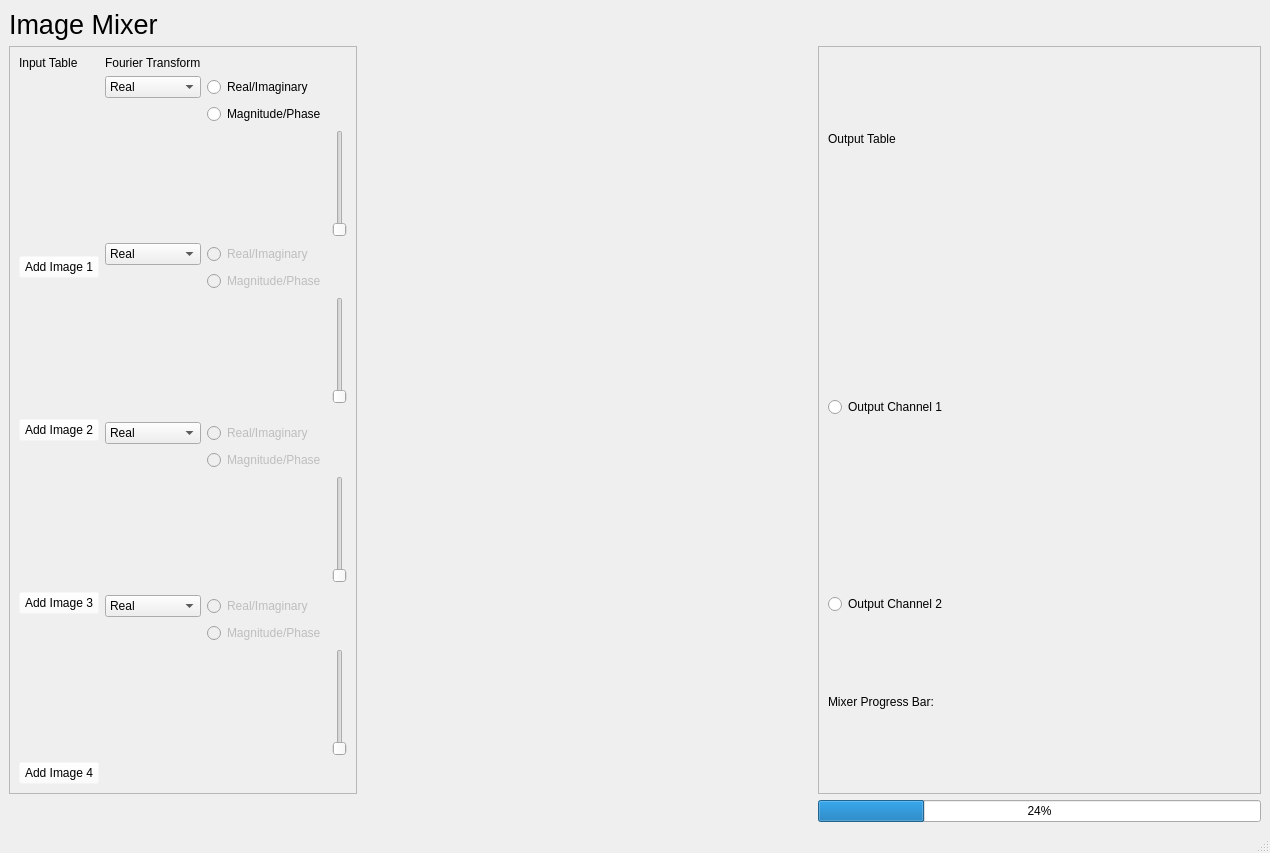
First picture: the form in untitled.ui, repository mohandemadx/Image_Mixer_DSP, before the edit.
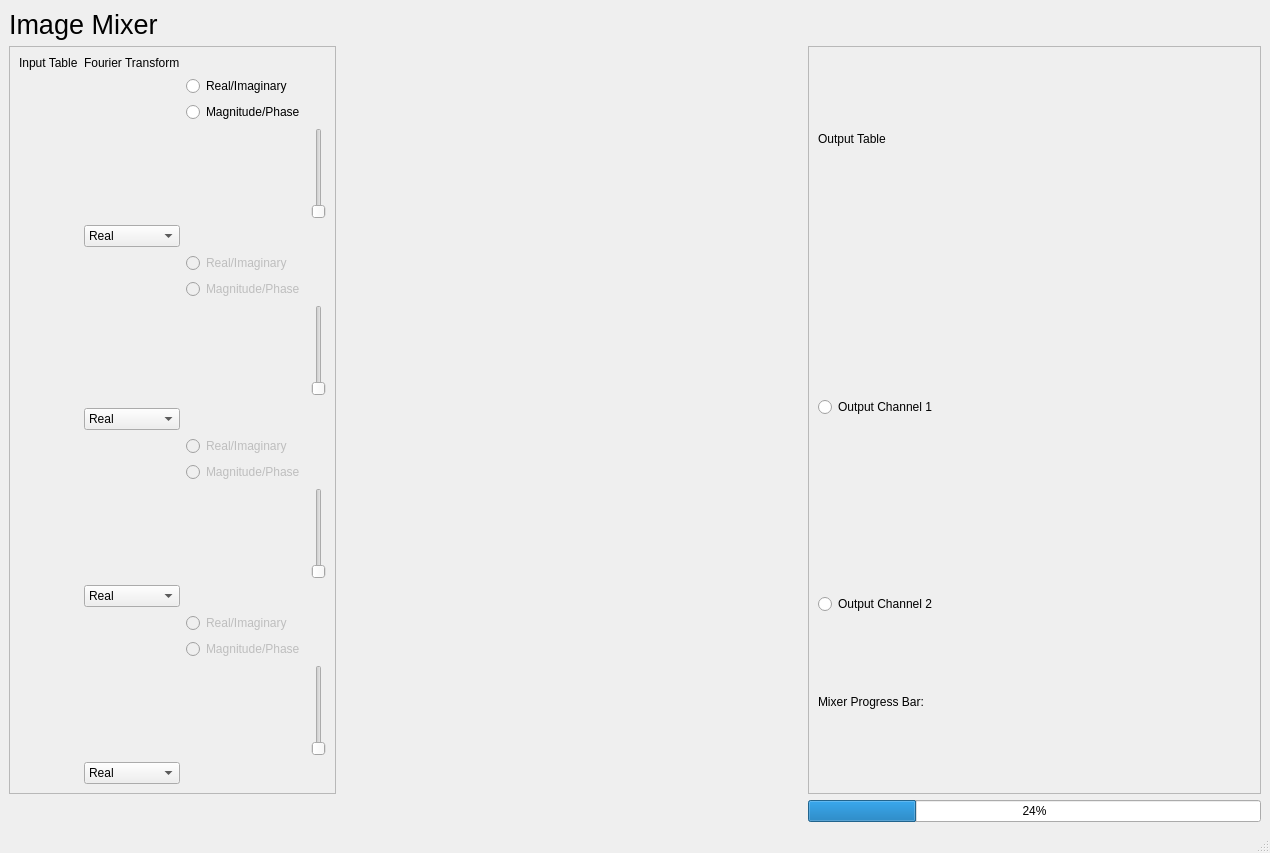
Second picture: the form after the edit. Icons and pictures are not drawn.

```diff
--- a/untitled.ui
+++ b/untitled.ui
@@ -102,7 +102,7 @@
        <enum>QFrame::Raised</enum>
       </property>
       <layout class="QGridLayout" name="gridLayout">
-       <item row="6" column="0" rowspan="2">
+       <item row="7" column="0" rowspan="2">
         <widget class="QLabel" name="image2">
          <property name="text">
           <string/>
@@ -115,42 +115,8 @@
          </property>
         </widget>
        </item>
-       <item row="3" column="2">
-        <widget class="QLabel" name="Gimage1">
-         <property name="text">
-          <string/>
-         </property>
-         <property name="pixmap">
-          <pixmap resource="icons.qrc">:/newPrefix/icons/2094736.png</pixmap>
-         </property>
-         <property name="scaledContents">
-          <bool>true</bool>
-         </property>
-        </widget>
-       </item>
-       <item row="11" column="4">
-        <widget class="QSlider" name="slider3">
-         <property name="orientation">
-          <enum>Qt::Vertical</enum>
-         </property>
-        </widget>
-       </item>
-       <item row="1" column="3">
-        <widget class="QRadioButton" name="real_imaginary1">
-         <property name="text">
-          <string>Real/Imaginary</string>
-         </property>
-        </widget>
-       </item>
-       <item row="15" column="4">
-        <widget class="QSlider" name="slider4">
-         <property name="orientation">
-          <enum>Qt::Vertical</enum>
-         </property>
-        </widget>
-       </item>
-       <item row="9" column="3">
-        <widget class="QRadioButton" name="real_imaginary3">
+       <item row="5" column="2">
+        <widget class="QRadioButton" name="real_imaginary1_2">
          <property name="enabled">
           <bool>false</bool>
          </property>
@@ -159,85 +125,6 @@
          </property>
         </widget>
        </item>
-       <item row="3" column="4">
-        <widget class="QSlider" name="slider1">
-         <property name="orientation">
-          <enum>Qt::Vertical</enum>
-         </property>
-        </widget>
-       </item>
-       <item row="14" column="3">
-        <widget class="QRadioButton" name="magnitude_phase4">
-         <property name="enabled">
-          <bool>false</bool>
-         </property>
-         <property name="text">
-          <string>Magnitude/Phase</string>
-         </property>
-        </widget>
-       </item>
-       <item row="8" column="0" rowspan="2" colspan="2">
-        <widget class="QPushButton" name="button2">
-         <property name="styleSheet">
-          <string notr="true">background-color: rgb(255, 255, 255, 0);
-</string>
-         </property>
-         <property name="text">
-          <string>Add Image 2</string>
-         </property>
-        </widget>
-       </item>
-       <item row="5" column="3">
-        <widget class="QRadioButton" name="magnitude_phase2">
-         <property name="enabled">
-          <bool>false</bool>
-         </property>
-         <property name="text">
-          <string>Magnitude/Phase</string>
-         </property>
-        </widget>
-       </item>
-       <item row="15" column="2">
-        <widget class="QLabel" name="Gimage4">
-         <property name="text">
-          <string/>
-         </property>
-         <property name="pixmap">
-          <pixmap resource="icons.qrc">:/newPrefix/icons/2094736.png</pixmap>
-         </property>
-         <property name="scaledContents">
-          <bool>true</bool>
-         </property>
-        </widget>
-       </item>
-       <item row="12" column="0" rowspan="2" colspan="2">
-        <widget class="QPushButton" name="button3">
-         <property name="styleSheet">
-          <string notr="true">background-color: rgb(255, 255, 255, 0);
-</string>
-         </property>
-         <property name="text">
-          <string>Add Image 3</string>
-         </property>
-        </widget>
-       </item>
-       <item row="13" column="3">
-        <widget class="QRadioButton" name="real_imaginary4">
-         <property name="enabled">
-          <bool>false</bool>
-         </property>
-         <property name="text">
-          <string>Real/Imaginary</string>
-         </property>
-        </widget>
-       </item>
-       <item row="6" column="4">
-        <widget class="QSlider" name="slider2">
-         <property name="orientation">
-          <enum>Qt::Vertical</enum>
-         </property>
-        </widget>
-       </item>
        <item row="0" column="0">
         <widget class="QLabel" name="label_2">
          <property name="text">
@@ -245,50 +132,109 @@
          </property>
         </widget>
        </item>
-       <item row="11" column="0">
-        <widget class="QLabel" name="image3">
+       <item row="1" column="2">
+        <widget class="QRadioButton" name="real_imaginary1">
          <property name="text">
-          <string/>
+          <string>Real/Imaginary</string>
          </property>
-         <property name="pixmap">
-          <pixmap resource="icons.qrc">:/newPrefix/icons/2094736.png</pixmap>
-         </property>
-         <property name="scaledContents">
-          <bool>true</bool>
-         </property>
         </widget>
        </item>
-       <item row="3" column="0">
-        <widget class="QLabel" name="image1">
-         <property name="text">
-          <string/>
-         </property>
-         <property name="pixmap">
-          <pixmap resource="icons.qrc">:/newPrefix/icons/2094736.png</pixmap>
-         </property>
-         <property name="scaledContents">
-          <bool>true</bool>
-         </property>
-        </widget>
-       </item>
-       <item row="0" column="2">
+       <item row="0" column="1">
         <widget class="QLabel" name="Glabel1">
          <property name="text">
           <string>Fourier Transform</string>
          </property>
         </widget>
        </item>
-       <item row="4" column="3">
-        <widget class="QRadioButton" name="real_imaginary1_2">
+       <item row="7" column="3">
+        <widget class="QSlider" name="slider2">
+         <property name="orientation">
+          <enum>Qt::Vertical</enum>
+         </property>
+        </widget>
+       </item>
+       <item row="9" column="1">
+        <widget class="QComboBox" name="Fourier_comboBox_2">
+         <item>
+          <property name="text">
+           <string>Real</string>
+          </property>
+         </item>
+         <item>
+          <property name="text">
+           <string>Imaginary</string>
+          </property>
+         </item>
+         <item>
+          <property name="text">
+           <string>Magnitude</string>
+          </property>
+         </item>
+         <item>
+          <property name="text">
+           <string>Phase</string>
+          </property>
+         </item>
+        </widget>
+       </item>
+       <item row="16" column="3">
+        <widget class="QSlider" name="slider4">
+         <property name="orientation">
+          <enum>Qt::Vertical</enum>
+         </property>
+        </widget>
+       </item>
+       <item row="12" column="3">
+        <widget class="QSlider" name="slider3">
+         <property name="orientation">
+          <enum>Qt::Vertical</enum>
+         </property>
+        </widget>
+       </item>
+       <item row="6" column="2">
+        <widget class="QRadioButton" name="magnitude_phase2">
          <property name="enabled">
           <bool>false</bool>
          </property>
          <property name="text">
-          <string>Real/Imaginary</string>
+          <string>Magnitude/Phase</string>
          </property>
         </widget>
        </item>
-       <item row="6" column="2" rowspan="2">
+       <item row="3" column="1">
+        <widget class="QLabel" name="Gimage1">
+         <property name="text">
+          <string/>
+         </property>
+         <property name="pixmap">
+          <pixmap resource="icons.qrc">:/newPrefix/icons/2094736.png</pixmap>
+         </property>
+         <property name="scaledContents">
+          <bool>true</bool>
+         </property>
+        </widget>
+       </item>
+       <item row="16" column="1">
+        <widget class="QLabel" name="Gimage4">
+         <property name="text">
+          <string/>
+         </property>
+         <property name="pixmap">
+          <pixmap resource="icons.qrc">:/newPrefix/icons/2094736.png</pixmap>
+         </property>
+         <property name="scaledContents">
+          <bool>true</bool>
+         </property>
+        </widget>
+       </item>
+       <item row="2" column="2">
+        <widget class="QRadioButton" name="magnitude_phase1">
+         <property name="text">
+          <string>Magnitude/Phase</string>
+         </property>
+        </widget>
+       </item>
+       <item row="7" column="1" rowspan="2">
         <widget class="QLabel" name="Gimage2">
          <property name="text">
           <string/>
@@ -301,20 +247,27 @@
          </property>
         </widget>
        </item>
+       <item row="15" column="2">
+        <widget class="QRadioButton" name="magnitude_phase4">
+         <property name="enabled">
+          <bool>false</bool>
+         </property>
+         <property name="text">
+          <string>Magnitude/Phase</string>
+         </property>
+        </widget>
+       </item>
        <item row="11" column="2">
-        <widget class="QLabel" name="Gimage3">
+        <widget class="QRadioButton" name="magnitude_phase3">
+         <property name="enabled">
+          <bool>false</bool>
+         </property>
          <property name="text">
-          <string/>
-         </property>
-         <property name="pixmap">
-          <pixmap resource="icons.qrc">:/newPrefix/icons/2094736.png</pixmap>
-         </property>
-         <property name="scaledContents">
-          <bool>true</bool>
+          <string>Magnitude/Phase</string>
          </property>
         </widget>
        </item>
-       <item row="15" column="0">
+       <item row="16" column="0">
         <widget class="QLabel" name="image4">
          <property name="text">
           <string/>
@@ -327,14 +280,97 @@
          </property>
         </widget>
        </item>
-       <item row="2" column="3">
-        <widget class="QRadioButton" name="magnitude_phase1">
+       <item row="3" column="3">
+        <widget class="QSlider" name="slider1">
+         <property name="orientation">
+          <enum>Qt::Vertical</enum>
+         </property>
+        </widget>
+       </item>
+       <item row="4" column="1">
+        <widget class="QComboBox" name="Fourier_comboBox_1">
+         <item>
+          <property name="text">
+           <string>Real</string>
+          </property>
+         </item>
+         <item>
+          <property name="text">
+           <string>Imaginary</string>
+          </property>
+         </item>
+         <item>
+          <property name="text">
+           <string>Magnitude</string>
+          </property>
+         </item>
+         <item>
+          <property name="text">
+           <string>Phase</string>
+          </property>
+         </item>
+        </widget>
+       </item>
+       <item row="12" column="0">
+        <widget class="QLabel" name="image3">
          <property name="text">
-          <string>Magnitude/Phase</string>
+          <string/>
          </property>
+         <property name="pixmap">
+          <pixmap resource="icons.qrc">:/newPrefix/icons/2094736.png</pixmap>
+         </property>
+         <property name="scaledContents">
+          <bool>true</bool>
+         </property>
         </widget>
        </item>
-       <item row="9" column="2">
+       <item row="10" column="2">
+        <widget class="QRadioButton" name="real_imaginary3">
+         <property name="enabled">
+          <bool>false</bool>
+         </property>
+         <property name="text">
+          <string>Real/Imaginary</string>
+         </property>
+        </widget>
+       </item>
+       <item row="14" column="2">
+        <widget class="QRadioButton" name="real_imaginary4">
+         <property name="enabled">
+          <bool>false</bool>
+         </property>
+         <property name="text">
+          <string>Real/Imaginary</string>
+         </property>
+        </widget>
+       </item>
+       <item row="3" column="0">
+        <widget class="QLabel" name="image1">
+         <property name="text">
+          <string/>
+         </property>
+         <property name="pixmap">
+          <pixmap resource="icons.qrc">:/newPrefix/icons/2094736.png</pixmap>
+         </property>
+         <property name="scaledContents">
+          <bool>true</bool>
+         </property>
+        </widget>
+       </item>
+       <item row="12" column="1">
+        <widget class="QLabel" name="Gimage3">
+         <property name="text">
+          <string/>
+         </property>
+         <property name="pixmap">
+          <pixmap resource="icons.qrc">:/newPrefix/icons/2094736.png</pixmap>
+         </property>
+         <property name="scaledContents">
+          <bool>true</bool>
+         </property>
+        </widget>
+       </item>
+       <item row="13" column="1">
         <widget class="QComboBox" name="Fourier_comboBox_3">
          <item>
           <property name="text">
@@ -358,7 +394,7 @@
          </item>
         </widget>
        </item>
-       <item row="13" column="2">
+       <item row="17" column="1">
         <widget class="QComboBox" name="Fourier_comboBox_4">
          <item>
           <property name="text">
@@ -382,86 +418,6 @@
          </item>
         </widget>
        </item>
-       <item row="4" column="2">
-        <widget class="QComboBox" name="Fourier_comboBox_2">
-         <item>
-          <property name="text">
-           <string>Real</string>
-          </property>
-         </item>
-         <item>
-          <property name="text">
-           <string>Imaginary</string>
-          </property>
-         </item>
-         <item>
-          <property name="text">
-           <string>Magnitude</string>
-          </property>
-         </item>
-         <item>
-          <property name="text">
-           <string>Phase</string>
-          </property>
-         </item>
-        </widget>
-       </item>
-       <item row="16" column="0" rowspan="2" colspan="2">
-        <widget class="QPushButton" name="button4">
-         <property name="styleSheet">
-          <string notr="true">background-color: rgb(255, 255, 255, 0);
-</string>
-         </property>
-         <property name="text">
-          <string>Add Image 4</string>
-         </property>
-        </widget>
-       </item>
-       <item row="10" column="3">
-        <widget class="QRadioButton" name="magnitude_phase3">
-         <property name="enabled">
-          <bool>false</bool>
-         </property>
-         <property name="text">
-          <string>Magnitude/Phase</string>
-         </property>
-        </widget>
-       </item>
-       <item row="1" column="2">
-        <widget class="QComboBox" name="Fourier_comboBox_1">
-         <item>
-          <property name="text">
-           <string>Real</string>
-          </property>
-         </item>
-         <item>
-          <property name="text">
-           <string>Imaginary</string>
-          </property>
-         </item>
-         <item>
-          <property name="text">
-           <string>Magnitude</string>
-          </property>
-         </item>
-         <item>
-          <property name="text">
-           <string>Phase</string>
-          </property>
-         </item>
-        </widget>
-       </item>
-       <item row="4" column="0" rowspan="2" colspan="2">
-        <widget class="QPushButton" name="button1">
-         <property name="styleSheet">
-          <string notr="true">background-color: rgb(255, 255, 255, 0);
-</string>
-         </property>
-         <property name="text">
-          <string>Add Image 1</string>
-         </property>
-        </widget>
-       </item>
       </layout>
      </widget>
     </item>
```
